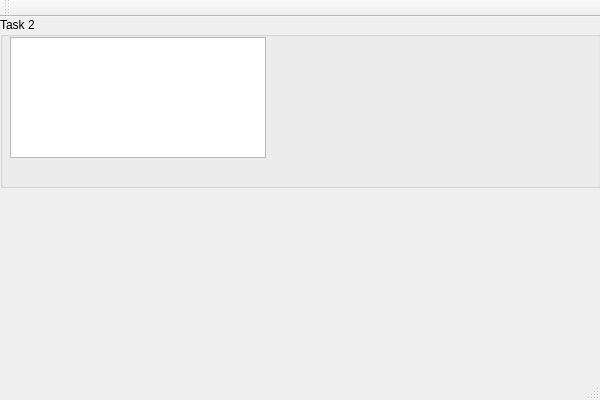
First picture: the form in Lesson_2/Lesson_2.ui, repository PracticalTasks/Qt_Lesson_2, before the edit.
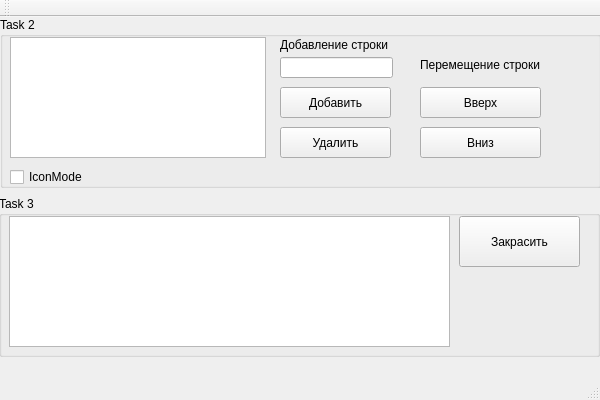
Second picture: the form after the edit.

Diff of the .ui file:
```diff
--- a/Lesson_2/Lesson_2.ui
+++ b/Lesson_2/Lesson_2.ui
@@ -36,6 +36,143 @@
       </rect>
      </property>
     </widget>
+    <widget class="QPushButton" name="pushButton">
+     <property name="geometry">
+      <rect>
+       <x>280</x>
+       <y>70</y>
+       <width>111</width>
+       <height>31</height>
+      </rect>
+     </property>
+     <property name="text">
+      <string>Добавить</string>
+     </property>
+    </widget>
+    <widget class="QLineEdit" name="lineEdit">
+     <property name="geometry">
+      <rect>
+       <x>280</x>
+       <y>40</y>
+       <width>113</width>
+       <height>21</height>
+      </rect>
+     </property>
+    </widget>
+    <widget class="QLabel" name="label">
+     <property name="geometry">
+      <rect>
+       <x>280</x>
+       <y>20</y>
+       <width>111</width>
+       <height>16</height>
+      </rect>
+     </property>
+     <property name="text">
+      <string>Добавление строки</string>
+     </property>
+    </widget>
+    <widget class="QPushButton" name="pushButton_2">
+     <property name="geometry">
+      <rect>
+       <x>280</x>
+       <y>110</y>
+       <width>111</width>
+       <height>31</height>
+      </rect>
+     </property>
+     <property name="text">
+      <string>Удалить</string>
+     </property>
+    </widget>
+    <widget class="QCheckBox" name="checkBox">
+     <property name="geometry">
+      <rect>
+       <x>10</x>
+       <y>150</y>
+       <width>91</width>
+       <height>20</height>
+      </rect>
+     </property>
+     <property name="text">
+      <string>IconMode</string>
+     </property>
+    </widget>
+    <widget class="QPushButton" name="pushButton_3">
+     <property name="geometry">
+      <rect>
+       <x>420</x>
+       <y>70</y>
+       <width>121</width>
+       <height>31</height>
+      </rect>
+     </property>
+     <property name="text">
+      <string>Вверх</string>
+     </property>
+    </widget>
+    <widget class="QLabel" name="label_2">
+     <property name="geometry">
+      <rect>
+       <x>420</x>
+       <y>40</y>
+       <width>131</width>
+       <height>16</height>
+      </rect>
+     </property>
+     <property name="text">
+      <string>Перемещение строки</string>
+     </property>
+    </widget>
+    <widget class="QPushButton" name="pushButton_4">
+     <property name="geometry">
+      <rect>
+       <x>420</x>
+       <y>110</y>
+       <width>121</width>
+       <height>31</height>
+      </rect>
+     </property>
+     <property name="text">
+      <string>Вниз</string>
+     </property>
+    </widget>
+   </widget>
+   <widget class="QGroupBox" name="groupBox_2">
+    <property name="geometry">
+     <rect>
+      <x>-1</x>
+      <y>179</y>
+      <width>601</width>
+      <height>161</height>
+     </rect>
+    </property>
+    <property name="title">
+     <string>Task 3</string>
+    </property>
+    <widget class="QTableView" name="tableView">
+     <property name="geometry">
+      <rect>
+       <x>10</x>
+       <y>20</y>
+       <width>441</width>
+       <height>131</height>
+      </rect>
+     </property>
+    </widget>
+    <widget class="QPushButton" name="pushButton_5">
+     <property name="geometry">
+      <rect>
+       <x>460</x>
+       <y>20</y>
+       <width>121</width>
+       <height>51</height>
+      </rect>
+     </property>
+     <property name="text">
+      <string>Закрасить</string>
+     </property>
+    </widget>
    </widget>
   </widget>
   <widget class="QMenuBar" name="menuBar">
```
